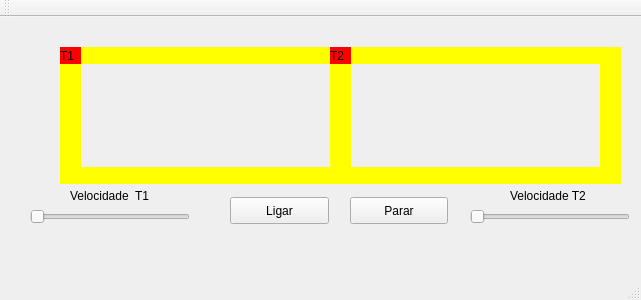
Qt form mainwindow.ui (WilliamOliveira5246/TrabalhoSOU2) before a commit.
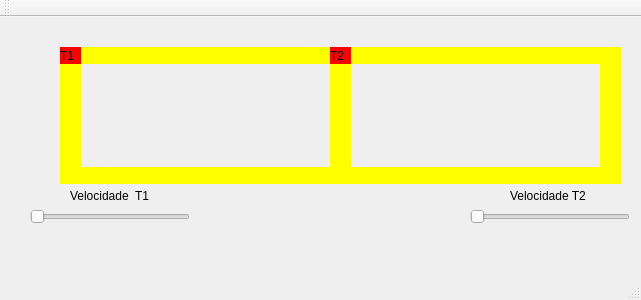
The same form after that commit.

The edit to the form file:
```diff
--- a/mainwindow.ui
+++ b/mainwindow.ui
@@ -94,32 +94,6 @@
      <string/>
     </property>
    </widget>
-   <widget class="QPushButton" name="pushButton">
-    <property name="geometry">
-     <rect>
-      <x>230</x>
-      <y>180</y>
-      <width>99</width>
-      <height>27</height>
-     </rect>
-    </property>
-    <property name="text">
-     <string>Ligar</string>
-    </property>
-   </widget>
-   <widget class="QPushButton" name="pushButton_2">
-    <property name="geometry">
-     <rect>
-      <x>350</x>
-      <y>180</y>
-      <width>98</width>
-      <height>27</height>
-     </rect>
-    </property>
-    <property name="text">
-     <string>Parar</string>
-    </property>
-   </widget>
    <widget class="QLabel" name="label_trilho4_2">
     <property name="geometry">
      <rect>
```
Left out of the diff: 2 changed lines with no effect on the pictures.
